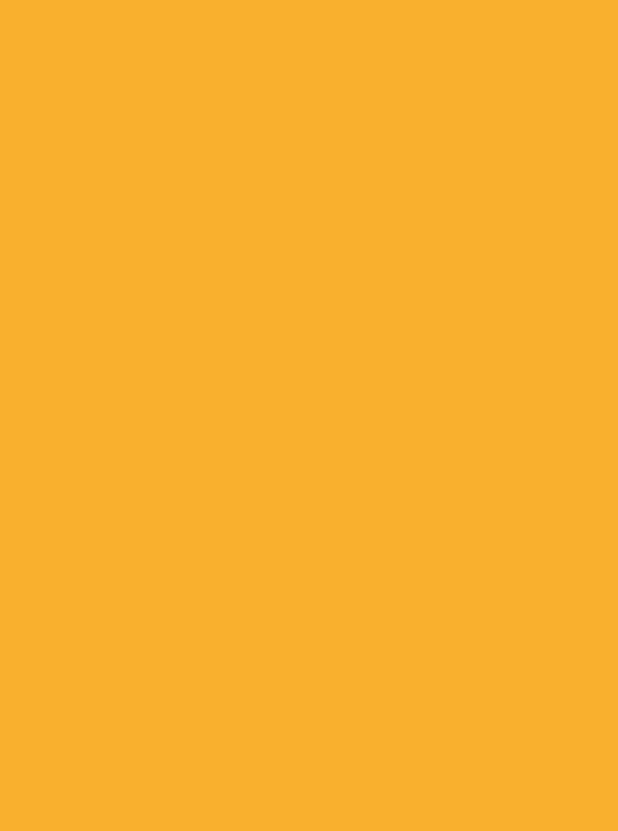
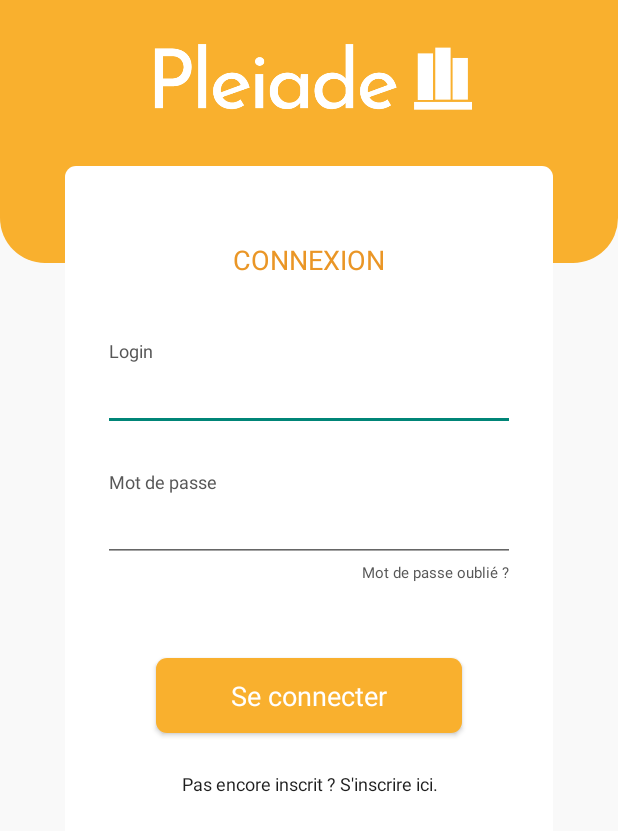
Before and after one commit to B4va/pleiade-android, an Android app: the LoginActivity screen opened directly, with no data from a screen before it, on a phone screen of 412 x 824 dp. Before the commit the part shown is empty. Shown: the top 831 px of the screen. Run offline under Robolectric (Android 15) with nearby library versions, the light colour scheme and no system bars.

Commit message:
ajoute la vue de connexion

```diff
--- a/app/src/main/java/com/pleiade/android/activities/LoginActivity.java
+++ b/app/src/main/java/com/pleiade/android/activities/LoginActivity.java
@@ -11,7 +11,6 @@ public class LoginActivity extends AppCompatActivity {
     @Override
     protected void onCreate(Bundle savedInstanceState) {
         super.onCreate(savedInstanceState);
-        setContentView(R.layout.activity_home);
-        // todo : style Form à configurer
+        setContentView(R.layout.activity_login);
     }
 }
--- a/app/src/main/java/com/pleiade/android/activities/SigninActivity.java
+++ b/app/src/main/java/com/pleiade/android/activities/SigninActivity.java
@@ -12,7 +12,6 @@ public class SigninActivity extends AppCompatActivity {
     @Override
     protected void onCreate(Bundle savedInstanceState) {
         super.onCreate(savedInstanceState);
-        UIHelper.setActionBar(this);
         setContentView(R.layout.activity_signin);
     }
 }
--- /dev/null
+++ b/app/src/main/res/drawable/gold_button.xml
@@ -0,0 +1,9 @@
+<?xml version="1.0" encoding="utf-8"?>
+<shape xmlns:android="http://schemas.android.com/apk/res/android" >
+    <solid android:color="@color/gold"/>
+    <corners
+        android:bottomLeftRadius="7dp"
+        android:bottomRightRadius="7dp"
+        android:topLeftRadius="7dp"
+        android:topRightRadius="7dp" />
+</shape>
--- /dev/null
+++ b/app/src/main/res/drawable/gold_header.xml
@@ -0,0 +1,8 @@
+<?xml version="1.0" encoding="utf-8"?>
+
+<shape xmlns:android="http://schemas.android.com/apk/res/android">
+    <solid android:color="@color/gold" />
+    <corners
+        android:bottomLeftRadius="30dp"
+        android:bottomRightRadius="30dp" />
+</shape>
--- /dev/null
+++ b/app/src/main/res/drawable/white_card.xml
@@ -0,0 +1,14 @@
+<?xml version="1.0" encoding="utf-8"?>
+<layer-list xmlns:android="http://schemas.android.com/apk/res/android">
+    <item>
+
+        <shape>
+            <solid android:color="@color/white"/>
+            <corners
+                android:bottomLeftRadius="7dp"
+                android:bottomRightRadius="7dp"
+                android:topLeftRadius="7dp"
+                android:topRightRadius="7dp" />
+        </shape>
+    </item>
+</layer-list>
--- a/app/src/main/res/layout/activity_login.xml
+++ b/app/src/main/res/layout/activity_login.xml
@@ -4,14 +4,115 @@
     xmlns:tools="http://schemas.android.com/tools"
     android:layout_width="match_parent"
     android:layout_height="match_parent"
-    tools:context="com.pleiade.android.activities.LoginActivity">
+    tools:context="com.pleiade.android.activities.LoginActivity"
+    android:background="@color/lighter">
+    <LinearLayout
+        app:layout_constraintTop_toTopOf="parent"
+        android:layout_width="match_parent"
+        android:layout_height="175dp"
+        android:background="@drawable/gold_header">
+    </LinearLayout>
+    <ImageView
+        android:id="@+id/logo"
+        android:layout_width="wrap_content"
+        android:layout_height="60dp"
+        android:layout_marginTop="25dp"
+        app:layout_constraintTop_toTopOf="parent"
+        app:layout_constraintRight_toRightOf="parent"
+        app:layout_constraintLeft_toLeftOf="parent"
+        android:src="@drawable/max_logo_white"
+        android:contentDescription="@string/app_name" />
+    <LinearLayout
+        android:layout_width="325dp"
+        android:layout_height="wrap_content"
+        app:layout_constraintTop_toBottomOf="@id/logo"
+        android:layout_marginTop="25dp"
+        app:layout_constraintRight_toRightOf="parent"
+        app:layout_constraintLeft_toLeftOf="parent"
+        android:background="@drawable/white_card"
+        android:orientation="vertical"
+        android:paddingHorizontal="25sp"
+        android:paddingVertical="40dp">
 
-    <LinearLayout
-        android:layout_width="match_parent"
-        android:layout_height="match_parent">
-
-
-
+        <TextView
+            android:layout_weight="1"
+            android:layout_width="match_parent"
+            android:layout_height="0dp"
+            android:layout_marginTop="10dp"
+            android:layout_marginBottom="40dp"
+            android:textSize="18sp"
+            android:fontFamily="sans-serif"
+            android:textColor="@color/golder"
+            android:textAlignment="center"
+            android:textAllCaps="true"
+            android:text="@string/connexion"/>
+        <TextView
+            android:id="@+id/labelLogin"
+            android:layout_width="match_parent"
+            android:layout_height="wrap_content"
+            android:text="@string/login"
+            android:textSize="12sp"
+            android:textColor="@color/dark"
+            android:layout_marginStart="4dp"/>
+        <EditText
+            android:id="@+id/login"
+            android:layout_width="match_parent"
+            android:layout_height="wrap_content"
+            android:fontFamily="sans-serif-light"
+            android:layout_marginBottom="25dp"
+            android:contentDescription="@string/login"
+            android:textColor="@color/darker"
+            android:textSize="18sp"
+            android:autofillHints="login"
+            android:inputType="textPersonName"
+            tools:ignore="LabelFor" />
+        <TextView
+            android:id="@+id/labelPassword"
+            android:layout_width="match_parent"
+            android:layout_height="wrap_content"
+            android:text="@string/password"
+            android:textSize="12sp"
+            android:textColor="@color/dark"
+            android:layout_marginStart="4dp"/>
+        <EditText
+            android:id="@+id/password"
+            android:layout_width="match_parent"
+            android:layout_height="wrap_content"
+            android:fontFamily="sans-serif-light"
+            android:contentDescription="@string/password"
+            android:textColor="@color/darker"
+            android:textSize="18sp"
+            android:autofillHints="@string/password"
+            android:inputType="textPassword"
+            tools:ignore="LabelFor" />
+        <TextView
+            android:textAlignment="textEnd"
+            android:layout_width="match_parent"
+            android:layout_height="wrap_content"
+            android:text="@string/forgot_password"
+            android:textSize="10sp"
+            android:textColor="@color/dark"
+            android:layout_marginEnd="4dp"
+            tools:ignore="SmallSp" />
+        <Button
+            android:layout_width="match_parent"
+            android:layout_marginHorizontal="35dp"
+            android:layout_height="50dp"
+            android:layout_marginTop="50dp"
+            android:layout_marginBottom="25dp"
+            android:fontFamily="sans-serif"
+            android:text="@string/login_btn"
+            android:textAllCaps="false"
+            android:textColor="@color/white"
+            android:textSize="18sp"
+            android:background="@drawable/gold_button"/>
+        <TextView
+            android:layout_width="match_parent"
+            android:layout_height="wrap_content"
+            android:text="@string/login_signin"
+            android:textSize="12sp"
+            android:textColor="@color/darker"
+            android:textAlignment="center"/>
     </LinearLayout>
 
 </androidx.constraintlayout.widget.ConstraintLayout>
--- a/app/src/main/res/values/strings.xml
+++ b/app/src/main/res/values/strings.xml
@@ -8,4 +8,10 @@
     <string name="signinBtn">S\'inscrire</string>
     <string name="menu">menu</string>
     <string name="rechercher">rechercher</string>
+    <string name="connexion">Connexion</string>
+    <string name="login">Login</string>
+    <string name="password">Mot de passe</string>
+    <string name="forgot_password">Mot de passe oublié ?</string>
+    <string name="login_btn">Se connecter</string>
+    <string name="login_signin">Pas encore inscrit ? S\'inscrire ici.</string>
 </resources>
--- a/app/src/main/res/values/styles.xml
+++ b/app/src/main/res/values/styles.xml
@@ -19,9 +19,6 @@
         <item name="colorPrimaryDark">@color/gold</item>
         <item name ="android:windowActionBar">false</item>
         <item name ="android:windowNoTitle">true</item>
-        <item name="android:windowBackground">@color/gold</item>
-        <item name="android:windowAnimationStyle">@null</item>
-        <item name="android:navigationBarColor" tools:targetApi="21">@color/gold</item>
     </style>
 
     <style name="TextMd">
```
